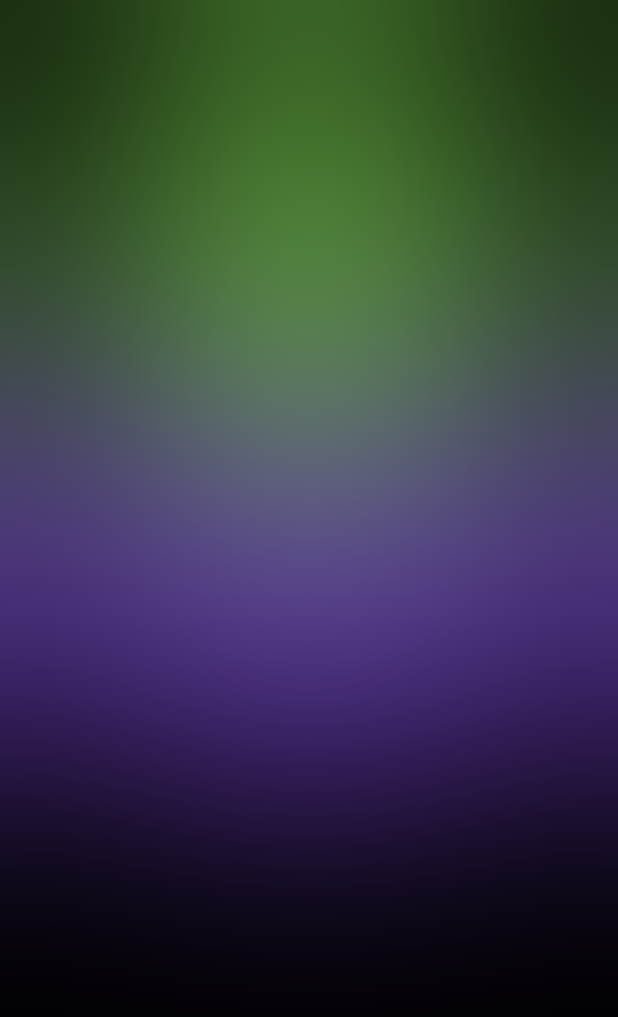
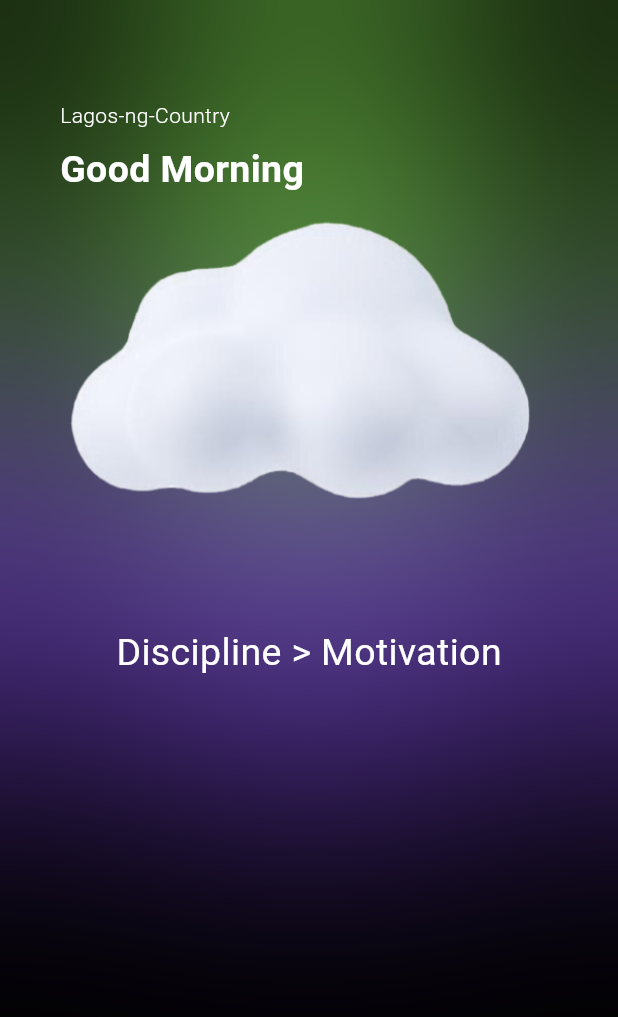
Before and after one commit to summydev/weatherapp_bloc, a Flutter app: the screen it shows after launch, on a phone screen of 412 x 824 dp. Shown: the top 1017 px of the screen. Run offline on Flutter 3.47's test engine with Material 3 defaults, Android fonts, the phone set to English and light mode, and no system bars; our stand-ins replace bloc, equatable.

Commit message:
updated with weather condition images or icons

```diff
--- a/lib/screens/home_screens.dart
+++ b/lib/screens/home_screens.dart
@@ -18,7 +18,7 @@ class HomeScreens extends StatelessWidget {
             SystemUiOverlayStyle(statusBarBrightness: Brightness.light),
       ),
       body: Padding(
-        padding:const EdgeInsets.fromLTRB(40, 1.2 * kToolbarHeight, 40, 20),
+        padding:  EdgeInsets.fromLTRB(40, 1.2 * kToolbarHeight, 40, 20),
         child: SizedBox(
           height: MediaQuery.of(context).size.height,
           child: Stack(
@@ -50,12 +50,37 @@ class HomeScreens extends StatelessWidget {
                       shape: BoxShape.circle, color: Color(0xFF63AB40)),
                 ),
               ),
+
               BackdropFilter(
                 filter: ImageFilter.blur(sigmaX: 100.0, sigmaY: 100.0),
                 child: Container(
                   decoration: const BoxDecoration(color: Colors.transparent),
                 ),
+              ),  Align(alignment: Alignment.center, child: Text('Discipline > Motivation', style: TextStyle(
+                color: Colors.white, fontSize: 25
+              ),)),
+              SizedBox(
+                width:MediaQuery.of(context).size.width,
+                height: MediaQuery.of(context).size.height,
+                child:   Column(
+                  crossAxisAlignment: CrossAxisAlignment.start,
+                  children :[
+                    Text('Lagos-ng-Country',
+                    style: TextStyle(
+                      color: Colors.white,
+                      fontWeight: FontWeight.w300
+                    ),),
+                    const SizedBox(height: 8,),
+                    Text('Good Morning', style: TextStyle(
+                      color: Colors.white,
+                      fontSize: 25,
+                      fontWeight: FontWeight.bold,
+                    ),),
+                    Image.asset('assets/img1.png'),
+                  ]
+                )
               )
+
             ],
           ),
         ),
--- a/pubspec.yaml
+++ b/pubspec.yaml
@@ -63,6 +63,9 @@ flutter:
   # the material Icons class.
   uses-material-design: true
 
+  assets:
+    - assets/
+
   # To add assets to your application, add an assets section, like this:
   # assets:
   #   - images/a_dot_burr.jpeg
```
Also changed, not shown: assets/img1.png (added), assets/img2.png (added), assets/img3.png (added), assets/img4.png (added), assets/img5.png (added), assets/img6.png (added).
